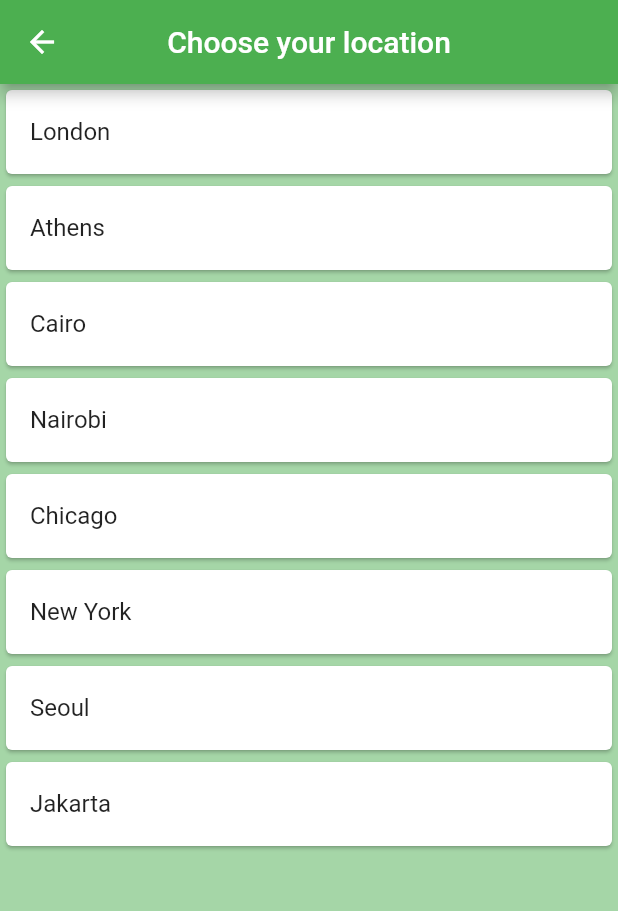
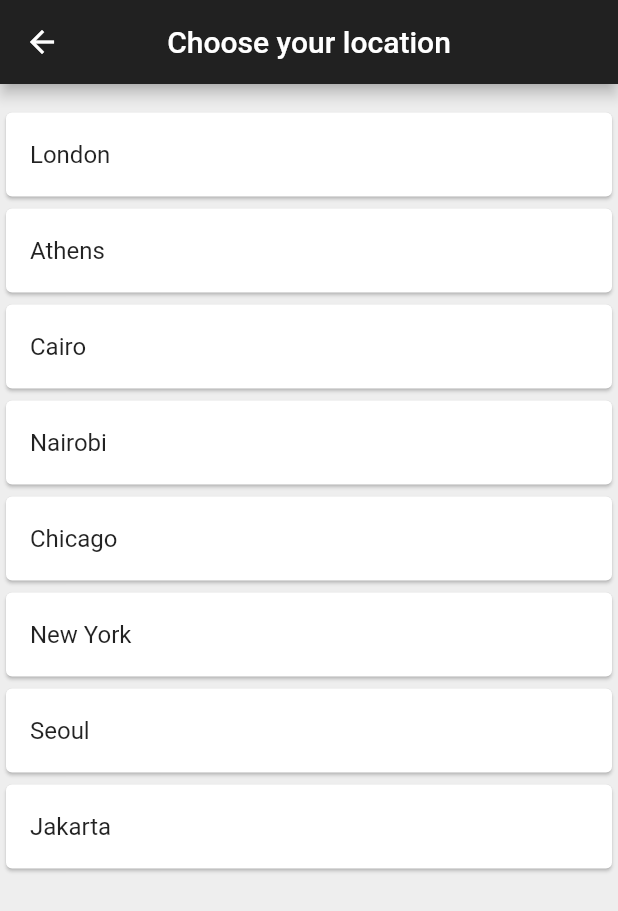
Before and after one commit to kwakyebrilliant/world_timer, a Flutter app: the ChooseLocation screen opened by its route, on a phone screen of 412 x 824 dp. Shown: the top 911 px of the screen. Run offline on Flutter 3.47's test engine with Material 2 defaults, Android fonts, the phone set to English and light mode, and no system bars; our stand-ins replace flutter_spinkit; network calls fail; statements that could not run were skipped.

Commit message:
location updates

```diff
--- a/lib/pages/choose_location.dart
+++ b/lib/pages/choose_location.dart
@@ -23,13 +23,15 @@ class _ChooseLocationState extends State<ChooseLocation> {
   @override
   Widget build(BuildContext context) {
     return Scaffold(
-      backgroundColor: Colors.green[200],
+      backgroundColor: Colors.grey[200],
       appBar: AppBar(
-        backgroundColor: Colors.green[500],
+        backgroundColor: Colors.grey[900],
         title: const Text('Choose your location'),
         centerTitle: true,
       ),
-      body: ListView.builder(
+      body: Padding(
+        padding: const EdgeInsets.fromLTRB(0.0, 15.0, 0.0, 0.0),
+        child: ListView.builder(
           itemCount: locations.length,
           itemBuilder: (context, index) {
             return Card(
@@ -40,6 +42,7 @@ class _ChooseLocationState extends State<ChooseLocation> {
             );
           },
         ),
+      ),
     );
   }
 }
```
Lines whose indentation alone changed are shown as unchanged.
